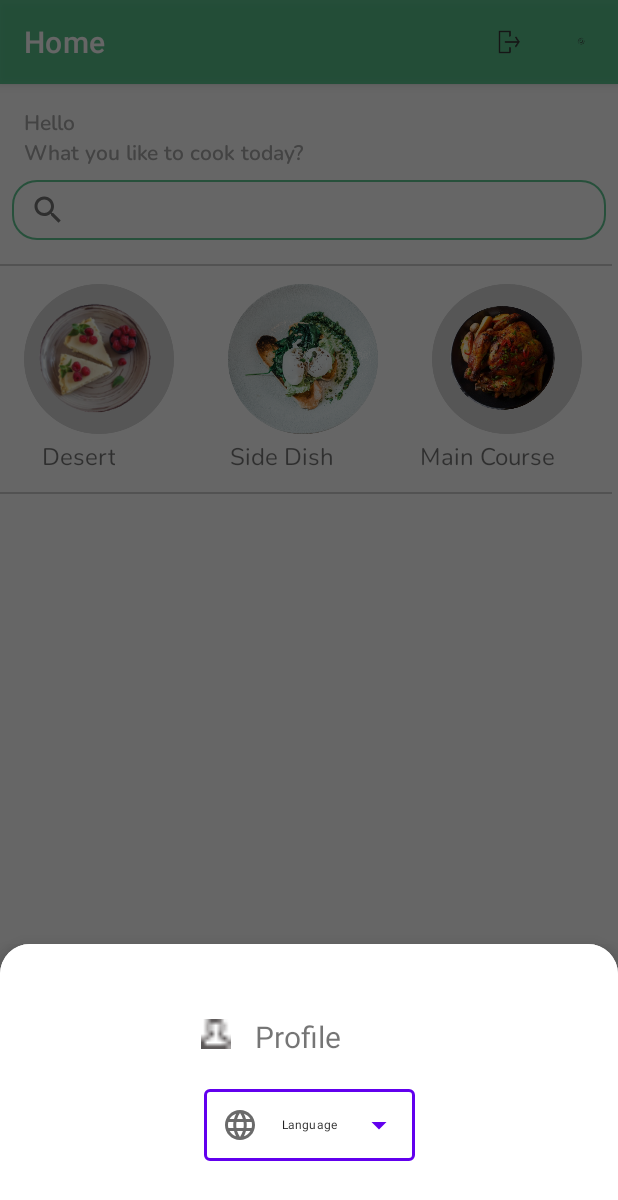
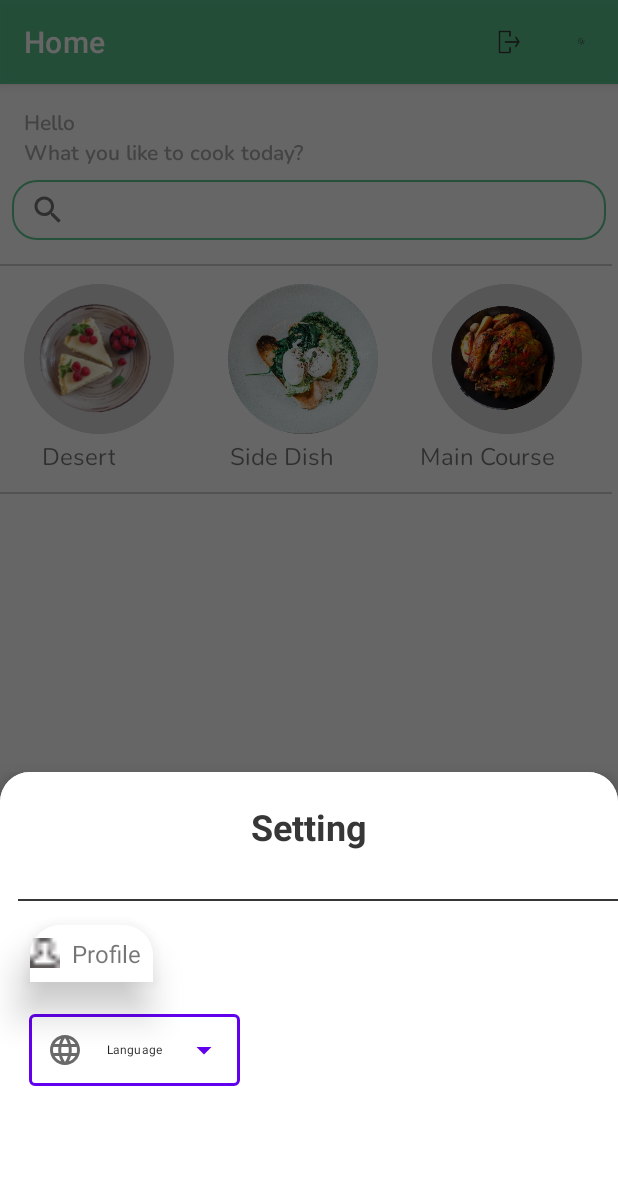
Before and after one commit to RenadAlii/Tabkati, an Android app: the fragment ModalBottomSheet placed in its activity, on a phone screen of 412 x 824 dp. Shown: the top 1200 px of the screen. Run offline under Robolectric (Android 15) with nearby library versions, the light colour scheme and no system bars; our stand-ins replace Dagger/Hilt's generated code, Firebase (no records; nobody signed in at launch, a user with empty details on screens opened directly), data binding, navigation-ui; pictures from the network do not load; 3 statements that could not run were skipped.

Commit message:
finish profile UI

```diff
--- a/app/src/main/java/com/example/tabkati/di/AppModule.kt
+++ b/app/src/main/java/com/example/tabkati/di/AppModule.kt
@@ -2,6 +2,7 @@ package com.example.tabkati.di
 
 import android.app.Application
 import android.content.Intent
+import com.example.tabkati.domain.use_case.EditUserNameUseCase
 import com.example.tabkati.domain.use_case.GetUserUseCase
 import com.example.tabkati.domain.use_case.UserUseCase
 import com.example.tabkati.repository.AuthRepository
@@ -34,8 +35,9 @@ object AppModule {
 
 
     @Provides
-    fun provideGoogleSignInClient(application: Application,
-        options: GoogleSignInOptions
+    fun provideGoogleSignInClient(
+        application: Application,
+        options: GoogleSignInOptions,
     ): GoogleSignInClient {
         return GoogleSignIn.getClient(application, options)
     }
@@ -47,18 +49,21 @@ object AppModule {
     }
 
     @Provides
-    fun provideMainAuthRepo(  googleSignInClient: GoogleSignInClient,
-                              auth: FirebaseAuth):MainAuthRepository=
-        MainAuthRepository(googleSignInClient,auth)
+    fun provideMainAuthRepo(
+        googleSignInClient: GoogleSignInClient,
+        auth: FirebaseAuth,
+    ): MainAuthRepository =
+        MainAuthRepository(googleSignInClient, auth)
 
 
     @Provides
-    fun provideAuthRepo( auth: FirebaseAuth,
-                           @Named(Constants.USERS_REF) usersReference: CollectionReference
-    ):AuthRepository = AuthRepository(auth,usersReference)
+    fun provideAuthRepo(
+        auth: FirebaseAuth,
+        @Named(Constants.USERS_REF) usersReference: CollectionReference,
+    ): AuthRepository = AuthRepository(auth, usersReference)
 
 
     @Provides
     fun provideUserUseCases(repository: UserInfoFirestoreRepository) = UserUseCase(
-        getUserInfo = GetUserUseCase(repository))
+        getUserInfo = GetUserUseCase(repository), editUserName = EditUserNameUseCase(repository))
 }
--- a/app/src/main/java/com/example/tabkati/domain/repository/UserFirestereRepository.kt
+++ b/app/src/main/java/com/example/tabkati/domain/repository/UserFirestereRepository.kt
@@ -1,10 +1,13 @@
 package com.example.tabkati.domain.repository
 
 import com.example.tabkati.model.User
+import com.example.tabkati.utils.State
 import kotlinx.coroutines.flow.Flow
 
 interface UserFirestereRepository {
 
-    fun getUserFromFirestore(): Flow<User>
+     fun getUserFromFirestore(): Flow<User>
+    suspend fun editUserNameInFirestore(name: String?): Flow<Unit>
+
 
 }
--- /dev/null
+++ b/app/src/main/java/com/example/tabkati/domain/use_case/EditUserNameUseCase.kt
@@ -0,0 +1,8 @@
+package com.example.tabkati.domain.use_case
+
+import com.example.tabkati.domain.repository.UserFirestereRepository
+
+class EditUserNameUseCase(private val repository: UserFirestereRepository
+) {
+    suspend operator fun invoke(name: String?) = repository.editUserNameInFirestore(name)
+}
--- a/app/src/main/java/com/example/tabkati/domain/use_case/UserUseCase.kt
+++ b/app/src/main/java/com/example/tabkati/domain/use_case/UserUseCase.kt
@@ -1,6 +1,6 @@
 package com.example.tabkati.domain.use_case
 
 data class UserUseCase(
-    val getUserInfo: GetUserUseCase
-
+    val getUserInfo: GetUserUseCase,
+    val editUserName: EditUserNameUseCase
 )
--- a/app/src/main/java/com/example/tabkati/ui/recipes/HomeFragment.kt
+++ b/app/src/main/java/com/example/tabkati/ui/recipes/HomeFragment.kt
@@ -82,9 +82,7 @@ class HomeFragment : Fragment() {
             repeatOnLifecycle(Lifecycle.State.RESUMED){
                 recipesViewModel.respicesUIState.collect {
                     linkRecipesAdapter(it.category)}
-//                UserViewModel.respicesUIState.collect {
-//                    binding.userWelcomeTextview.setText(it.userName)
-//                }
+
             }
 
         }
@@ -177,6 +175,8 @@ class HomeFragment : Fragment() {
             // if the user signedOut it = true go to Auth Activity to signIn in.
             if (it) {
                 goToAuthActivity()
+            }else{
+                binding.progressBar.visibility = View.GONE
             }
         })
     }
--- /dev/null
+++ b/app/src/main/res/drawable/ic_baseline_account_circle_24.xml
@@ -0,0 +1,5 @@
+<vector android:alpha="0.98" android:height="40dp"
+    android:tint="#443F3F" android:viewportHeight="24"
+    android:viewportWidth="24" android:width="40dp" xmlns:android="http://schemas.android.com/apk/res/android">
+    <path android:fillColor="@android:color/white" android:pathData="M12,2C6.48,2 2,6.48 2,12s4.48,10 10,10 10,-4.48 10,-10S17.52,2 12,2zM12,5c1.66,0 3,1.34 3,3s-1.34,3 -3,3 -3,-1.34 -3,-3 1.34,-3 3,-3zM12,19.2c-2.5,0 -4.71,-1.28 -6,-3.22 0.03,-1.99 4,-3.08 6,-3.08 1.99,0 5.97,1.09 6,3.08 -1.29,1.94 -3.5,3.22 -6,3.22z"/>
+</vector>
--- /dev/null
+++ b/app/src/main/res/drawable/ic_baseline_email_24.xml
@@ -0,0 +1,5 @@
+<vector android:alpha="0.98" android:height="40dp"
+    android:tint="#443F3F" android:viewportHeight="24"
+    android:viewportWidth="24" android:width="40dp" xmlns:android="http://schemas.android.com/apk/res/android">
+    <path android:fillColor="@android:color/white" android:pathData="M20,4L4,4c-1.1,0 -1.99,0.9 -1.99,2L2,18c0,1.1 0.9,2 2,2h16c1.1,0 2,-0.9 2,-2L22,6c0,-1.1 -0.9,-2 -2,-2zM20,8l-8,5 -8,-5L4,6l8,5 8,-5v2z"/>
+</vector>
--- /dev/null
+++ b/app/src/main/res/drawable/ic_baseline_settings_24.xml
@@ -0,0 +1,5 @@
+<vector android:alpha="0.98" android:height="40dp"
+    android:tint="#443F3F" android:viewportHeight="24"
+    android:viewportWidth="24" android:width="40dp" xmlns:android="http://schemas.android.com/apk/res/android">
+    <path android:fillColor="@android:color/white" android:pathData="M19.14,12.94c0.04,-0.3 0.06,-0.61 0.06,-0.94c0,-0.32 -0.02,-0.64 -0.07,-0.94l2.03,-1.58c0.18,-0.14 0.23,-0.41 0.12,-0.61l-1.92,-3.32c-0.12,-0.22 -0.37,-0.29 -0.59,-0.22l-2.39,0.96c-0.5,-0.38 -1.03,-0.7 -1.62,-0.94L14.4,2.81c-0.04,-0.24 -0.24,-0.41 -0.48,-0.41h-3.84c-0.24,0 -0.43,0.17 -0.47,0.41L9.25,5.35C8.66,5.59 8.12,5.92 7.63,6.29L5.24,5.33c-0.22,-0.08 -0.47,0 -0.59,0.22L2.74,8.87C2.62,9.08 2.66,9.34 2.86,9.48l2.03,1.58C4.84,11.36 4.8,11.69 4.8,12s0.02,0.64 0.07,0.94l-2.03,1.58c-0.18,0.14 -0.23,0.41 -0.12,0.61l1.92,3.32c0.12,0.22 0.37,0.29 0.59,0.22l2.39,-0.96c0.5,0.38 1.03,0.7 1.62,0.94l0.36,2.54c0.05,0.24 0.24,0.41 0.48,0.41h3.84c0.24,0 0.44,-0.17 0.47,-0.41l0.36,-2.54c0.59,-0.24 1.13,-0.56 1.62,-0.94l2.39,0.96c0.22,0.08 0.47,0 0.59,-0.22l1.92,-3.32c0.12,-0.22 0.07,-0.47 -0.12,-0.61L19.14,12.94zM12,15.6c-1.98,0 -3.6,-1.62 -3.6,-3.6s1.62,-3.6 3.6,-3.6s3.6,1.62 3.6,3.6S13.98,15.6 12,15.6z"/>
+</vector>
--- a/app/src/main/res/layout/fragment_modal_bottom_sheet.xml
+++ b/app/src/main/res/layout/fragment_modal_bottom_sheet.xml
@@ -4,61 +4,71 @@
     xmlns:tools="http://schemas.android.com/tools">
 
 
-    <FrameLayout
+    <LinearLayout
         android:id="@+id/standard_bottom_sheet"
+        style="?attr/bottomSheetStyle"
         android:layout_width="match_parent"
         android:layout_height="match_parent"
-        style="?attr/bottomSheetStyle"
+        android:gravity="center|top"
+        android:orientation="vertical"
         app:layout_behavior="com.google.android.material.bottomsheet.BottomSheetBehavior">
 
+        <com.google.android.material.textview.MaterialTextView
+            android:id="@+id/setting"
+            android:layout_width="wrap_content"
+            android:layout_height="wrap_content"
+            android:layout_margin="20dp"
+            android:gravity="start"
+            android:text="@string/setting"
+            android:textColor="@color/light_black"
+            android:textSize="24sp"
+            android:textStyle="bold" />
 
-        <androidx.constraintlayout.widget.ConstraintLayout
+        <View
+            android:id="@+id/dividerOnLeft"
             android:layout_width="match_parent"
-            android:layout_height="wrap_content">
+            android:layout_height="1dp"
+            android:layout_marginStart="8dp"
+            android:layout_marginTop="12dp"
+            android:background="@color/light_black" />
 
+        <LinearLayout
+            android:id="@+id/profile_layout"
+            style="?attr/bottomSheetStyle"
+            android:layout_width="wrap_content"
+            android:layout_height="wrap_content"
+            android:layout_gravity="start"
+            android:layout_marginStart="20dp"
+            android:layout_marginTop="16dp"
+            android:gravity="center"
+            android:orientation="horizontal">
 
             <ImageView
                 android:id="@+id/profile_icon"
                 android:layout_width="20dp"
                 android:layout_height="20dp"
-                android:layout_marginStart="55dp"
-                android:layout_marginTop="50dp"
-                android:layout_marginEnd="180dp"
-                android:gravity="center"
-                android:src="@drawable/user"
-                app:layout_constraintEnd_toEndOf="parent"
-                app:layout_constraintStart_toStartOf="parent"
-                app:layout_constraintTop_toTopOf="parent" />
+                android:src="@drawable/user" />
 
 
             <TextView
                 android:id="@+id/profile"
                 android:layout_width="wrap_content"
                 android:layout_height="wrap_content"
-                android:layout_marginStart="16dp"
-                android:layout_marginTop="48dp"
-                android:layout_marginEnd="30dp"
+                android:layout_margin="8dp"
                 android:text="@string/profile"
-                android:textSize="20sp"
-                app:layout_constraintEnd_toEndOf="parent"
-                app:layout_constraintHorizontal_bias="0.0"
-                app:layout_constraintStart_toEndOf="@+id/profile_icon"
-                app:layout_constraintTop_toTopOf="parent" />
+                android:textSize="16sp" />
+        </LinearLayout>
 
         <com.google.android.material.textfield.TextInputLayout
             style="@style/Widget.MaterialComponents.TextInputLayout.OutlinedBox.ExposedDropdownMenu"
             android:layout_width="wrap_content"
             android:layout_height="wrap_content"
-                android:layout_marginStart="116dp"
             android:layout_marginTop="16dp"
             android:layout_marginEnd="116dp"
             android:layout_marginBottom="50dp"
             android:gravity="center"
             android:text="@string/profile"
             android:textSize="20sp"
-                app:layout_constraintEnd_toEndOf="parent"
-                app:layout_constraintStart_toStartOf="parent"
-                app:layout_constraintTop_toBottomOf="@+id/profile"
             app:startIconDrawable="@drawable/ic_baseline_language_24">
 
 
@@ -66,14 +76,12 @@
                 android:id="@+id/autoCompleteTextView"
                 android:layout_width="wrap_content"
                 android:layout_height="wrap_content"
+                android:layout_marginBottom="50dp"
                 android:layout_weight="1"
-                    android:textSize="8sp"
-                    android:layout_marginBottom="50dp"
                 android:gravity="center"
                 android:inputType="none"
-                    android:text="Language" />
+                android:text="Language"
+                android:textSize="8sp" />
         </com.google.android.material.textfield.TextInputLayout>
-
-        </androidx.constraintlayout.widget.ConstraintLayout>
-    </FrameLayout>
+    </LinearLayout>
 </layout>
--- a/app/src/main/res/values-night/strings.xml
+++ b/app/src/main/res/values-night/strings.xml
@@ -14,8 +14,13 @@
     <string name="meal_plan" translatable="false">Meal Plan</string>
     <string name="your_recipes">Your Recipes</string>
     <string name="groceries">Groceries</string>
-    <string name="profile">Profile</string>
     <string name="english">English</string>
     <string name="arabic">Arabic</string>
     <string name="language">Language</string>
+    <string name="profile">Profile</string>
+    <string name="your_name">Your Name</string>
+    <string name="name">Name</string>
+    <string name="email">Email</string>
+    <string name="save">Save</string>
+    <string name="setting">Setting</string>
 </resources>
--- a/app/src/main/res/values/strings.xml
+++ b/app/src/main/res/values/strings.xml
@@ -39,6 +39,11 @@
     <string name="arabic">Arabic</string>
     <string name="language">Language</string>
     <string name="welcome">Hello %1$s</string>
+    <string name="your_name">Your Name</string>
+    <string name="name">Name</string>
+    <string name="email">Email</string>
+    <string name="save">Save</string>
+    <string name="setting">Setting</string>
     <string-array name="language_array">
         <item>Arabic</item>
         <item>English</item>
```
Also changed, not shown: app/src/main/java/com/example/tabkati/repository/UserInfoFirestoreRepository.kt (+26 -1 lines), app/src/main/java/com/example/tabkati/ui/recipes/RecipesViewModel.kt (+12 -1 lines), app/src/main/java/com/example/tabkati/ui/recipes/UserInfoViewmodel.kt (+29 -46 lines), app/src/main/res/layout/fragment_profile.xml (+68 -8 lines). Lines whose indentation alone changed are shown as unchanged.
